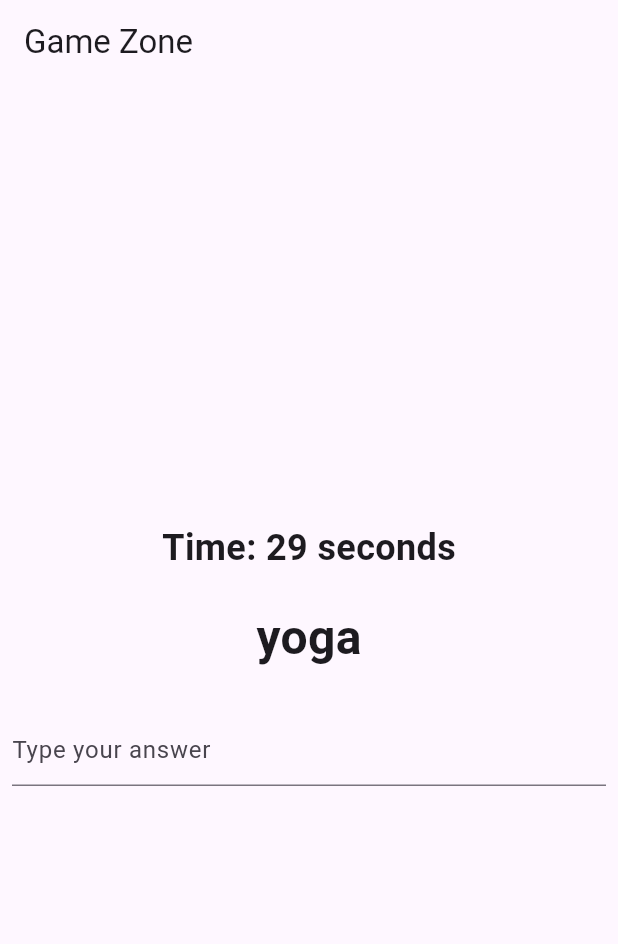
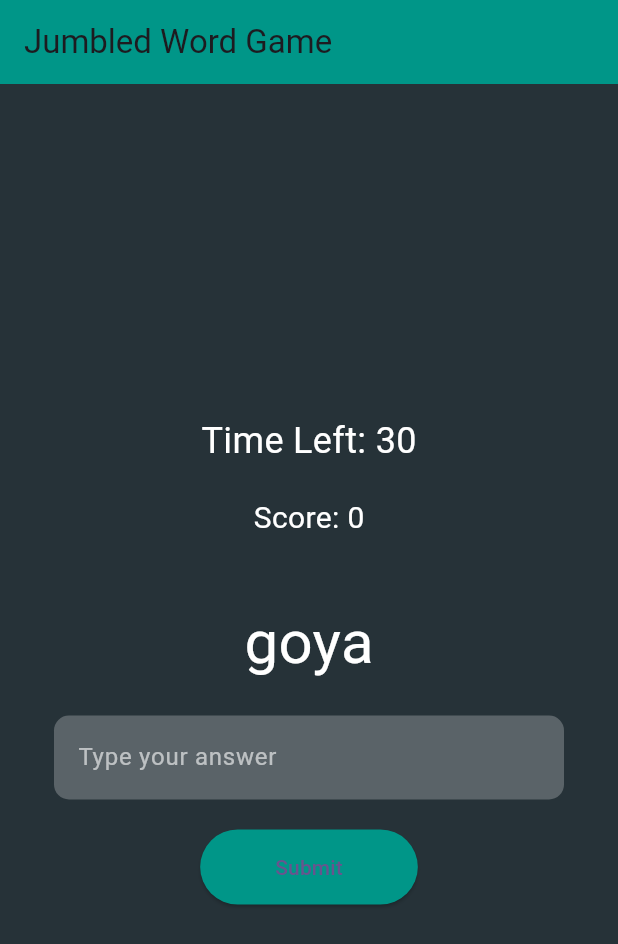
Before and after one commit to shetty456/mumbojumbo, a Flutter app: the GameZoneScreen screen opened by its route, on a phone screen of 412 x 824 dp. Shown: the top 944 px of the screen. Run offline on Flutter 3.47's test engine with Material 3 defaults, Android fonts, the phone set to English and light mode, and no system bars; our stand-ins replace audioplayers, flutter_hooks, go_router, hooks_riverpod.

Commit message:
added anagram and jumbling

```diff
--- a/lib/screens/gamezone_screen.dart
+++ b/lib/screens/gamezone_screen.dart
@@ -1,65 +1,158 @@
+import 'dart:async';
 import 'package:flutter/material.dart';
-import 'package:mumbojumbo/common/router.dart';
-import '../widgets/anagram_widget.dart';
-import '../widgets/timer_widget.dart';
-import 'package:go_router/go_router.dart';
+import 'package:flutter_hooks/flutter_hooks.dart';
+import 'dart:convert';
+import 'package:flutter/services.dart' show rootBundle;
 
-class GameZoneScreen extends StatefulWidget {
+class GameZoneScreen extends HookWidget {
+  const GameZoneScreen({super.key});
+
   @override
-  _GameZoneScreenState createState() => _GameZoneScreenState();
-}
+  Widget build(BuildContext context) {
+    final anagrams = useState<List<Map<String, String>>>([]);
+    final currentAnagram = useState<String>('');
+    final correctAnswer = useState<String>('');
+    final score = useState<int>(0);
+    final questionIndex = useState<int>(0);
+    final timer = useState<Timer?>(null);
+    final timeLeft = useState<int>(30);
+    final controller = useTextEditingController();
+    final focusNode = useFocusNode();
 
-class _GameZoneScreenState extends State<GameZoneScreen> {
-  String currentAnagram = 'yoga'; // This would be dynamically generated
-  String correctAnswer = 'yoga'; // Corresponding correct answer
-  int score = 0;
+    Future<void> loadAnagrams() async {
+      final String response = await rootBundle.loadString('lib/data/anagrams.json');
+      final List<dynamic> data = json.decode(response);
+      anagrams.value = data.map((item) {
+        return {
+          'anagram': item['anagram'] as String,
+          'answer': item['answer'] as String,
+        };
+      }).toList();
 
-  void onSubmit(String answer) {
-    if (answer.toLowerCase() == correctAnswer) {
-      setState(() {
-        score++;
-        // Update the anagram and correct answer
-        currentAnagram = 'peace'; // Update with new data
-        correctAnswer = 'peace'; // Update with new answer
-      });
-    } else {
-      _endGame();
+      if (anagrams.value.isNotEmpty) {
+        currentAnagram.value = anagrams.value[questionIndex.value]['anagram']!;
+        correctAnswer.value = anagrams.value[questionIndex.value]['answer']!;
       }
     }
 
-  void _endGame() {
+    useEffect(() {
+      loadAnagrams();
+    }, []);
+
+    void endGame() {
+      timer.value?.cancel();
+      controller.clear();
+      timeLeft.value = 30;
       showDialog(
         context: context,
         builder: (_) => AlertDialog(
-        title: Text('Game Over'),
-        content: Text('Your score: $score'),
+          title: const Text('Game Over'),
+          content: Text('Your score: ${score.value}'),
           actions: [
             TextButton(
-            onPressed: () => context.go(AppRoutePaths.leaderboard),
-            child: Text('Leaderboard'),
+              onPressed: () {
+                score.value = 0;
+                questionIndex.value = 0;
+                loadAnagrams();
+                Navigator.of(context).pop();
+              },
+              child: const Text('Restart'),
             ),
           ],
         ),
       );
     }
 
-  @override
-  Widget build(BuildContext context) {
+    void startTimer() {
+      timer.value?.cancel();
+      timer.value = Timer.periodic(const Duration(seconds: 1), (Timer t) {
+        if (timeLeft.value > 0) {
+          timeLeft.value--;
+        } else {
+          endGame();
+        }
+      });
+    }
+
+    void nextQuestion() {
+      if (questionIndex.value + 1 < anagrams.value.length) {
+        questionIndex.value++;
+        currentAnagram.value = anagrams.value[questionIndex.value]['anagram']!;
+        correctAnswer.value = anagrams.value[questionIndex.value]['answer']!;
+        timeLeft.value = 30;
+        controller.clear();
+        focusNode.requestFocus();
+        startTimer();
+      } else {
+        endGame();
+      }
+    }
+
+    void submitAnswer(String answer) {
+      if (answer.toLowerCase() == correctAnswer.value.toLowerCase()) {
+        score.value++;
+        nextQuestion();
+      } else {
+        endGame();
+      }
+    }
+
     return Scaffold(
-      appBar: AppBar(title: Text('Game Zone')),
-      body: Column(
+      backgroundColor: Colors.blueGrey[900],
+      appBar: AppBar(
+        title: const Text('Jumbled Word Game'),
+        backgroundColor: Colors.teal,
+      ),
+      body: Padding(
+        padding: const EdgeInsets.all(20.0),
+        child: Column(
           mainAxisAlignment: MainAxisAlignment.center,
           children: [
-          TimerWidget(onTimeout: _endGame),
-          AnagramWidget(anagram: currentAnagram),
+            Text(
+              'Time Left: ${timeLeft.value}',
+              style: const TextStyle(fontSize: 24, color: Colors.white),
+            ),
+            const SizedBox(height: 20),
+            Text(
+              'Score: ${score.value}',
+              style: const TextStyle(fontSize: 20, color: Colors.white),
+            ),
+            const SizedBox(height: 40),
+            Text(
+              currentAnagram.value,
+              style: const TextStyle(fontSize: 40, color: Colors.white),
+            ),
+            const SizedBox(height: 20),
             Padding(
-            padding: const EdgeInsets.all(8.0),
+              padding: const EdgeInsets.symmetric(horizontal: 16.0),
               child: TextField(
-              decoration: InputDecoration(hintText: 'Type your answer'),
-              onSubmitted: onSubmit,
+                controller: controller,
+                focusNode: focusNode,
+                decoration: InputDecoration(
+                  hintText: 'Type your answer',
+                  hintStyle: const TextStyle(color: Colors.white60),
+                  filled: true,
+                  fillColor: Colors.white24,
+                  border: OutlineInputBorder(
+                    borderRadius: BorderRadius.circular(10),
+                    borderSide: BorderSide.none,
                   ),
                 ),
+                style: const TextStyle(color: Colors.white),
+                onSubmitted: submitAnswer,
+              ),
+            ),
+            const SizedBox(height: 20),
+            ElevatedButton(
+              onPressed: () => submitAnswer(controller.text),
+              style: ElevatedButton.styleFrom(
+                backgroundColor: Colors.teal,
+                padding: const EdgeInsets.symmetric(horizontal: 50, vertical: 15),
+              ),
+              child: const Text('Submit'),
+            ),
           ],
+        ),
       ),
     );
   }
--- a/pubspec.yaml
+++ b/pubspec.yaml
@@ -68,6 +68,7 @@ flutter:
   # To add assets to your application, add an assets section, like this:
   assets:
     - assets/sounds/bg_music.mp3
+    - lib/data/anagrams.json
 
   # An image asset can refer to one or more resolution-specific "variants", see
   # https://flutter.dev/to/resolution-aware-images
```
Also changed, not shown: lib/data/anagrams.json (added, +18 -0 lines), pubspec.lock. Lines whose indentation alone changed are shown as unchanged.
